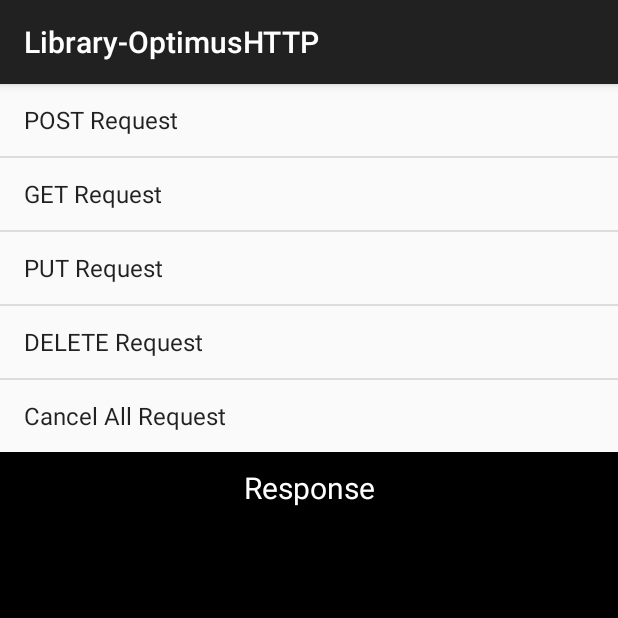
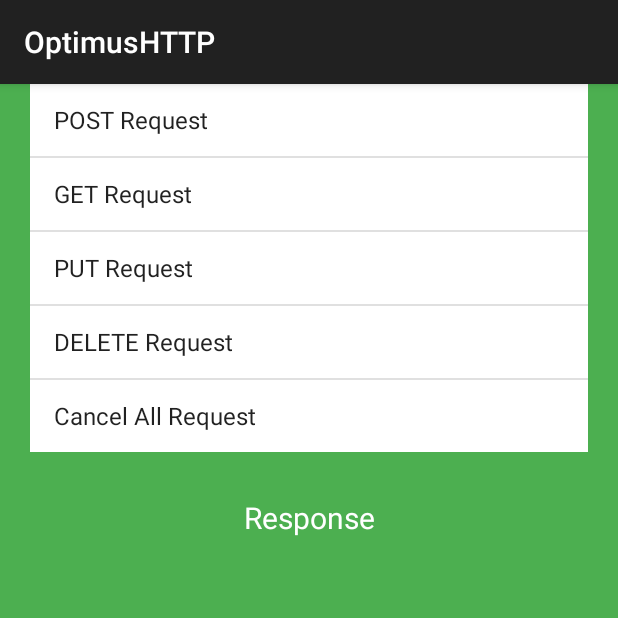
Before and after one commit to nisrulz/OptimusHTTP, an Android app: the screen it shows after launch (MainActivity), on a phone screen of 412 x 824 dp, the top half of it. Run offline under Robolectric (Android 15) with nearby library versions, the phone set to English and light mode, and no system bars.

Commit message:
[*] fixed ui of sample app

```diff
--- a/sample/src/main/res/layout/activity_main.xml
+++ b/sample/src/main/res/layout/activity_main.xml
@@ -14,44 +14,53 @@
   ~ limitations under the License.
   -->
 
-<RelativeLayout
+<LinearLayout
     xmlns:android="http://schemas.android.com/apk/res/android"
     xmlns:tools="http://schemas.android.com/tools"
     android:layout_width="match_parent"
     android:layout_height="match_parent"
+    android:background="@color/primary"
+    android:orientation="vertical"
     tools:context=".MainActivity"
     >
 
-  <ListView
-      android:id="@+id/listView"
+  <LinearLayout
+      android:id="@+id/linearLayout"
       android:layout_width="match_parent"
       android:layout_height="wrap_content"
-      android:layout_alignParentTop="true"
-      android:layout_centerHorizontal="true"
-      />
+      android:layout_marginBottom="20dp"
+      android:layout_marginLeft="20dp"
+      android:layout_marginRight="20dp"
+      android:background="@android:color/white"
+      android:orientation="vertical"
+      >
+    <ListView
+        android:id="@+id/listView"
+        android:layout_width="match_parent"
+        android:layout_height="wrap_content"
+        />
+  </LinearLayout>
+
 
   <TextView
       android:id="@+id/txt_title"
       android:layout_width="match_parent"
       android:layout_height="wrap_content"
-      android:layout_below="@+id/listView"
-      android:background="@android:color/background_dark"
-      android:gravity="center_horizontal|center_vertical"
+      android:background="@color/primary"
+      android:gravity="center"
+      android:padding="10dp"
       android:text="Response"
-      android:padding="10dp"
+      android:textColor="@android:color/white"
       android:textSize="20sp"
-      android:textColor="@android:color/white"
       />
 
   <TextView
       android:id="@+id/txt_res"
       android:layout_width="match_parent"
       android:layout_height="match_parent"
-      android:layout_alignParentBottom="true"
-      android:layout_below="@+id/txt_title"
-      android:background="@android:color/background_dark"
-      android:gravity="center_horizontal|center_vertical"
+      android:background="@color/primary"
+      android:gravity="center"
       android:textColor="@android:color/white"
       />
 
-</RelativeLayout>
+</LinearLayout>
--- /dev/null
+++ b/sample/src/main/res/values/colors.xml
@@ -0,0 +1,11 @@
+<?xml version="1.0" encoding="utf-8"?>
+<resources>
+  <color name="primary">#4CAF50</color>
+  <color name="primary_dark">#388E3C</color>
+  <color name="primary_light">#C8E6C9</color>
+  <color name="accent">#FF4081</color>
+  <color name="primary_text">#212121</color>
+  <color name="secondary_text">#757575</color>
+  <color name="icons">#FFFFFF</color>
+  <color name="divider">#BDBDBD</color>
+</resources>
--- a/sample/src/main/res/values/strings.xml
+++ b/sample/src/main/res/values/strings.xml
@@ -15,7 +15,7 @@
   -->
 
 <resources>
-	<string name="app_name">Library-OptimusHTTP</string>
+	<string name="app_name">OptimusHTTP</string>
 
 	<string name="hello_world">Hello world!</string>
 	<string name="action_settings">Settings</string>
--- a/sample/src/main/res/values/styles.xml
+++ b/sample/src/main/res/values/styles.xml
@@ -19,6 +19,8 @@
 	<!-- Base application theme. -->
 	<style name="AppTheme" parent="Theme.AppCompat.Light.DarkActionBar">
 		<!-- Customize your theme here. -->
+
+
 	</style>
 
 </resources>
```
